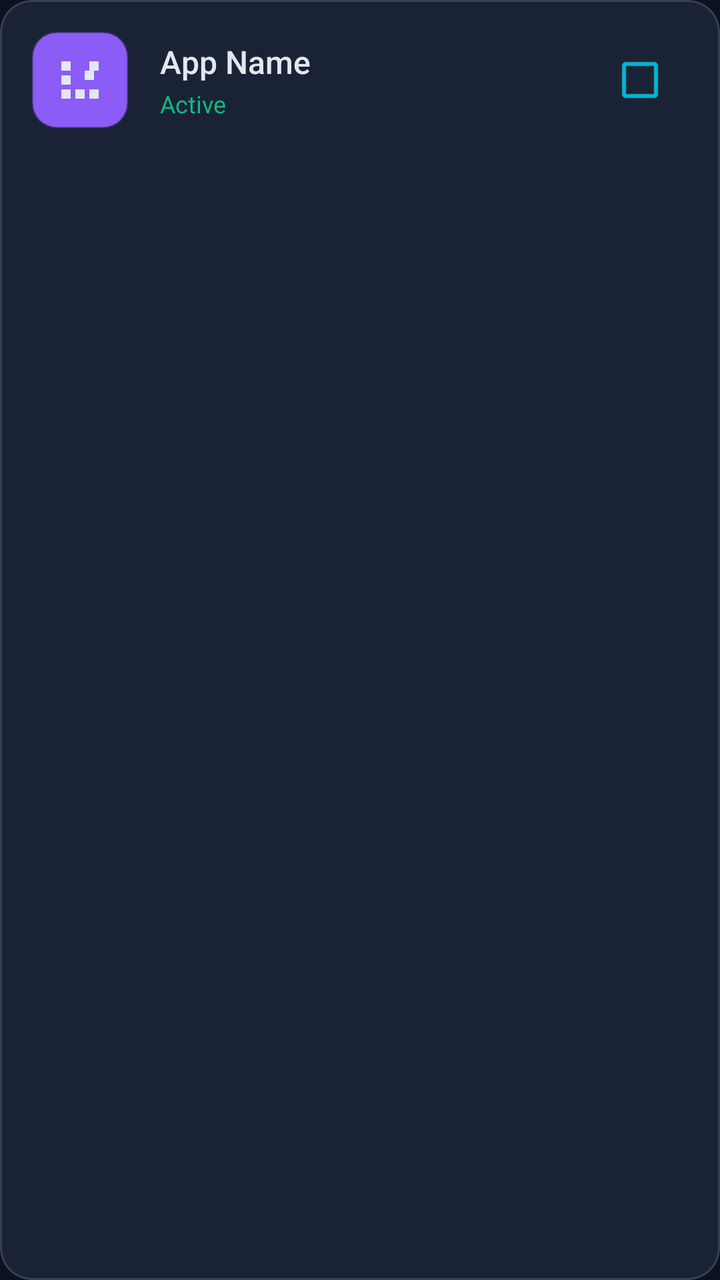
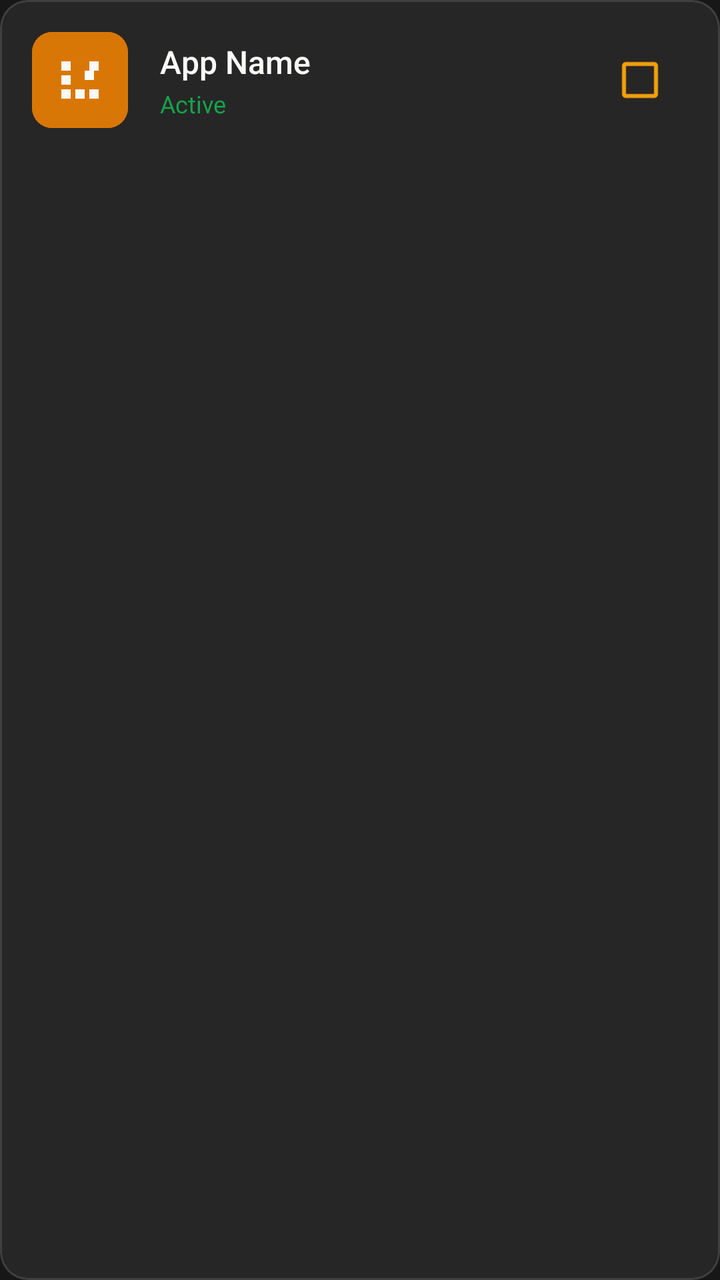

Screens rendered from an Android XML layout before and after an edit, with the pre-edit source and the edit as a unified diff.
<!-- AndroidManifest.xml: application theme Theme.UPISoundBox -->
<!-- res/layout/item_app_card.xml -->
<?xml version="1.0" encoding="utf-8"?>
<com.google.android.material.card.MaterialCardView xmlns:android="http://schemas.android.com/apk/res/android"
    xmlns:app="http://schemas.android.com/apk/res-auto"
    android:layout_width="match_parent"
    android:layout_height="wrap_content"
    app:cardBackgroundColor="@color/surface_glass"
    app:cardCornerRadius="16dp"
    app:cardElevation="0dp"
    app:contentPadding="16dp"
    app:strokeColor="@color/outline_dark"
    app:strokeWidth="1dp"
    android:layout_marginBottom="12dp">

    <LinearLayout
        android:layout_width="match_parent"
        android:layout_height="wrap_content"
        android:orientation="horizontal"
        android:gravity="center_vertical">

        <ImageView
            android:id="@+id/iv_app_icon"
            android:layout_width="48dp"
            android:layout_height="48dp"
            android:layout_marginEnd="16dp"
            android:src="@drawable/ic_apps"
            android:backgroundTint="@color/accent_violet"
            android:padding="10dp"
            android:background="@drawable/glass_outline" />

        <LinearLayout
            android:layout_width="0dp"
            android:layout_height="wrap_content"
            android:layout_weight="1"
            android:orientation="vertical">

            <TextView
                android:id="@+id/tv_app_name"
                android:layout_width="wrap_content"
                android:layout_height="wrap_content"
                android:text="App Name"
                android:textSize="16sp"
                android:textColor="@color/on_surface_dark"
                android:fontFamily="sans-serif-medium" />

            <TextView
                android:id="@+id/tv_app_status"
                android:layout_width="wrap_content"
                android:layout_height="wrap_content"
                android:text="Active"
                android:textSize="12sp"
                android:textColor="@color/accent_emerald"
                android:fontFamily="sans-serif"
                android:layout_marginTop="2dp" />
        </LinearLayout>

        <CheckBox
            android:id="@+id/cb_app_selected"
            android:layout_width="wrap_content"
            android:layout_height="wrap_content"
            android:buttonTint="@color/accent_cyan"
            android:clickable="false"
            android:focusable="false" />
    </LinearLayout>
</com.google.android.material.card.MaterialCardView>
<!-- resources referenced by this layout -->
<resources>
  <color name="accent_cyan">#06B6D4</color>
  <color name="accent_emerald">#10B981</color>
  <color name="accent_violet">#8B5CF6</color>
  <color name="on_surface_dark">#E2E8F0</color>
  <color name="outline_dark">#22FFFFFF</color>
  <color name="surface_glass">#CC1E293B</color>
  <!-- drawable glass_outline (drawable) -->
  <?xml version="1.0" encoding="utf-8"?>
  <layer-list xmlns:android="http://schemas.android.com/apk/res/android">
      <item>
          <shape android:shape="rectangle">
              <solid android:color="#33FFFFFF" />
              <corners android:radius="12dp" />
          </shape>
      </item>
      <item android:top="1dp" android:left="1dp" android:right="1dp" android:bottom="1dp">
          <shape android:shape="rectangle">
              <solid android:color="#1E293B" />
              <corners android:radius="11dp" />
          </shape>
      </item>
      <item>
          <shape android:shape="rectangle">
              <stroke android:width="1dp" android:color="#33FFFFFF" />
              <corners android:radius="12dp" />
          </shape>
      </item>
  </layer-list>
  <!-- drawable ic_apps (drawable) -->
  <?xml version="1.0" encoding="utf-8"?>
  <vector xmlns:android="http://schemas.android.com/apk/res/android"
      android:width="24dp"
      android:height="24dp"
      android:viewportWidth="24"
      android:viewportHeight="24"
      android:tint="?attr/colorOnSurface">
      <path
          android:fillColor="@android:color/white"
          android:pathData="M4,8h4V4H4V8zM10,20h4v-4h-4v4zM4,20h4v-4H4V20zM4,14h4v-4H4V14zM16,4v4h4L20,4h-4zM16,20h4v-4h-4v4zM18,12h-4v-4h4V12z" />
  </vector>
  <style name="Theme.UPISoundBox" parent="Theme.Material3.DayNight.NoActionBar">
          <item name="colorPrimary">@color/primary_40</item>
          <item name="colorPrimaryVariant">@color/primary_30</item>
          <item name="colorOnPrimary">@color/on_primary_dark</item>
          <item name="colorSecondary">@color/accent_cyan</item>
          <item name="colorSecondaryVariant">@color/accent_violet</item>
          <item name="colorOnSecondary">@color/primary_10</item>
          <item name="colorError">@color/error</item>
          <item name="colorOnError">@color/white</item>
          <item name="android:colorBackground">@color/surface_dark</item>
          <item name="colorSurface">@color/surface_dark</item>
          <item name="colorOnSurface">@color/on_surface_dark</item>
          <item name="colorOutline">@color/outline_dark</item>
          <item name="android:statusBarColor">@android:color/transparent</item>
          <item name="android:navigationBarColor">@android:color/transparent</item>
          <item name="android:windowLightStatusBar">false</item>
          <item name="android:windowLightNavigationBar">false</item>
          <item name="android:windowTranslucentStatus">true</item>
          <item name="android:windowTranslucentNavigation">true</item>
          <item name="android:enforceNavigationBarContrast">false</item>
          <item name="android:enforceStatusBarContrast">false</item>
      </style>
  <color name="primary_40">#475569</color>
  <color name="primary_30">#334155</color>
  <color name="on_primary_dark">#F1F5F9</color>
  <color name="primary_10">#0F172A</color>
  <color name="error">#EF4444</color>
  <color name="white">#FFFFFFFF</color>
  <color name="surface_dark">#0B1120</color>
</resources>

<!-- the commit's change to res/layout/item_app_card.xml (unified diff, before → after) -->
@@ -4,12 +4,12 @@
     android:layout_width="match_parent"
     android:layout_height="wrap_content"
     app:cardBackgroundColor="@color/surface_glass"
-    app:cardCornerRadius="16dp"
+     app:cardCornerRadius="14dp"
     app:cardElevation="0dp"
     app:contentPadding="16dp"
     app:strokeColor="@color/outline_dark"
     app:strokeWidth="1dp"
-    android:layout_marginBottom="12dp">
+     android:layout_marginBottom="10dp">
 
     <LinearLayout
         android:layout_width="match_parent"
<!-- resource entries referenced after the edit -->
@@ -1,30 +1,30 @@
 <!-- resources referenced by this layout -->
 <resources>
-  <color name="accent_cyan">#06B6D4</color>
-  <color name="accent_emerald">#10B981</color>
-  <color name="accent_violet">#8B5CF6</color>
-  <color name="on_surface_dark">#E2E8F0</color>
-  <color name="outline_dark">#22FFFFFF</color>
-  <color name="surface_glass">#CC1E293B</color>
+  <color name="accent_cyan">#F59E0B</color>
+  <color name="accent_emerald">#16A34A</color>
+  <color name="accent_violet">#D97706</color>
+  <color name="on_surface_dark">#FFFAFAF9</color>
+  <color name="outline_dark">#FF404040</color>
+  <color name="surface_glass">#FF262626</color>
   <!-- drawable glass_outline (drawable) -->
   <?xml version="1.0" encoding="utf-8"?>
   <layer-list xmlns:android="http://schemas.android.com/apk/res/android">
       <item>
           <shape android:shape="rectangle">
-              <solid android:color="#33FFFFFF" />
-              <corners android:radius="12dp" />
+              <solid android:color="#333333" />
+              <corners android:radius="10dp" />
           </shape>
       </item>
       <item android:top="1dp" android:left="1dp" android:right="1dp" android:bottom="1dp">
           <shape android:shape="rectangle">
-              <solid android:color="#1E293B" />
-              <corners android:radius="11dp" />
+              <solid android:color="#262626" />
+              <corners android:radius="9dp" />
           </shape>
       </item>
       <item>
           <shape android:shape="rectangle">
-              <stroke android:width="1dp" android:color="#33FFFFFF" />
-              <corners android:radius="12dp" />
+              <stroke android:width="1dp" android:color="#525252" />
+              <corners android:radius="10dp" />
           </shape>
       </item>
   </layer-list>
@@ -41,7 +41,7 @@
           android:pathData="M4,8h4V4H4V8zM10,20h4v-4h-4v4zM4,20h4v-4H4V20zM4,14h4v-4H4V14zM16,4v4h4L20,4h-4zM16,20h4v-4h-4v4zM18,12h-4v-4h4V12z" />
   </vector>
   <style name="Theme.UPISoundBox" parent="Theme.Material3.DayNight.NoActionBar">
-          <item name="colorPrimary">@color/primary_40</item>
+          <item name="colorPrimary">@color/accent_cyan</item>
           <item name="colorPrimaryVariant">@color/primary_30</item>
           <item name="colorOnPrimary">@color/on_primary_dark</item>
           <item name="colorSecondary">@color/accent_cyan</item>
@@ -57,17 +57,16 @@
           <item name="android:navigationBarColor">@android:color/transparent</item>
           <item name="android:windowLightStatusBar">false</item>
           <item name="android:windowLightNavigationBar">false</item>
-          <item name="android:windowTranslucentStatus">true</item>
-          <item name="android:windowTranslucentNavigation">true</item>
+          <item name="android:windowTranslucentStatus">false</item>
+          <item name="android:windowTranslucentNavigation">false</item>
           <item name="android:enforceNavigationBarContrast">false</item>
           <item name="android:enforceStatusBarContrast">false</item>
       </style>
-  <color name="primary_40">#475569</color>
-  <color name="primary_30">#334155</color>
-  <color name="on_primary_dark">#F1F5F9</color>
-  <color name="primary_10">#0F172A</color>
+  <color name="primary_30">#404040</color>
+  <color name="on_primary_dark">#FFFAFAF9</color>
+  <color name="primary_10">#171717</color>
   <color name="error">#EF4444</color>
   <color name="white">#FFFFFFFF</color>
-  <color name="surface_dark">#0B1120</color>
+  <color name="surface_dark">#FF171717</color>
 </resources>
 
